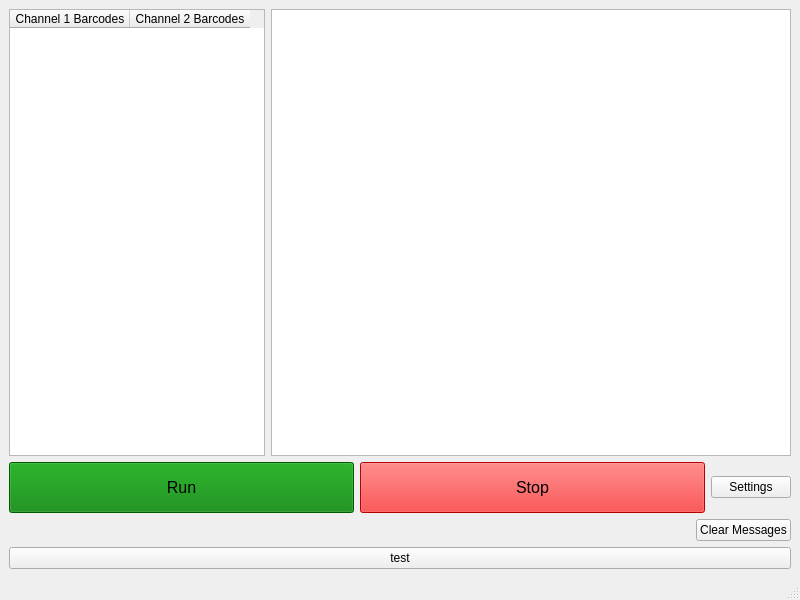
orkiman/MachineController, file src/gui/MainWindow.ui: the form before one commit.
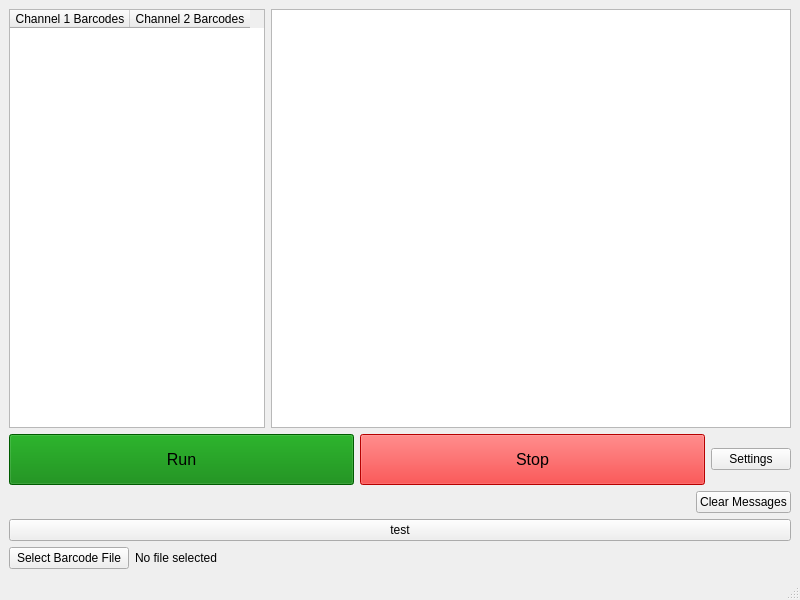
The form after the commit.

Commit message: start implementing file check fix and cont. from step 3 barcodes not filling barcodes_??

```diff
--- a/src/gui/MainWindow.ui
+++ b/src/gui/MainWindow.ui
@@ -154,6 +154,48 @@
       </property>
      </widget>
     </item>
+    <item>
+     <layout class="QHBoxLayout" name="barcodeFileLayout">
+      <item>
+       <widget class="QPushButton" name="selectBarcodeFileButton">
+        <property name="minimumSize">
+         <size>
+          <width>120</width>
+          <height>0</height>
+         </size>
+        </property>
+        <property name="maximumSize">
+         <size>
+          <width>120</width>
+          <height>16777215</height>
+         </size>
+        </property>
+        <property name="sizePolicy">
+         <sizepolicy hsizetype="Fixed" vsizetype="Preferred">
+          <horstretch>0</horstretch>
+          <verstretch>0</verstretch>
+         </sizepolicy>
+        </property>
+        <property name="text">
+         <string>Select Barcode File</string>
+        </property>
+       </widget>
+      </item>
+      <item>
+       <widget class="QLabel" name="barcodeFilePathLabel">
+        <property name="sizePolicy">
+         <sizepolicy hsizetype="Expanding" vsizetype="Preferred">
+          <horstretch>1</horstretch>
+          <verstretch>0</verstretch>
+         </sizepolicy>
+        </property>
+        <property name="text">
+         <string>No file selected</string>
+        </property>
+       </widget>
+      </item>
+     </layout>
+    </item>
    </layout>
   </widget>
   <widget class="QStatusBar" name="statusbar"/>
```
The commit also changes 7 other files.
